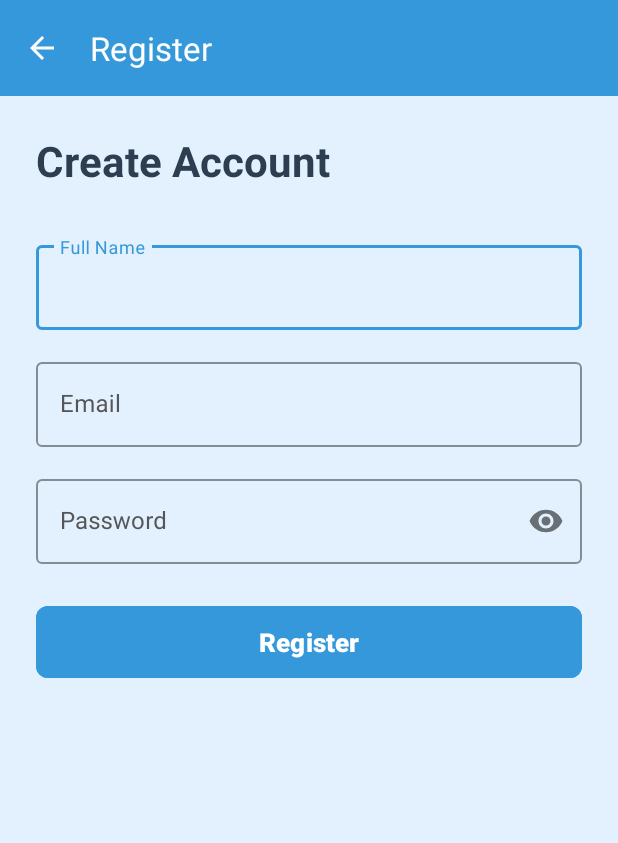
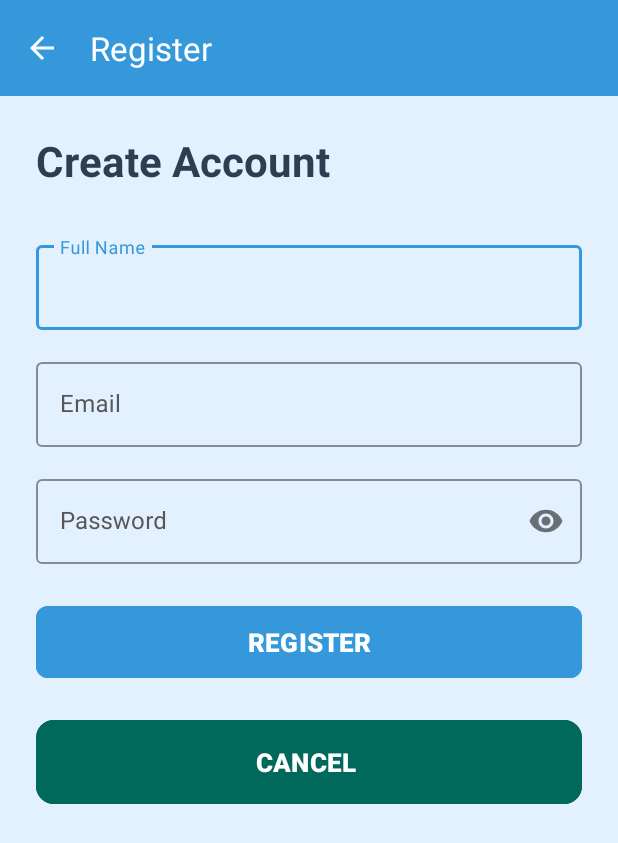
Before and after one commit to SimantDhakalGeorgian/Mobile-APIs-and-Frameworks, an Android app: the RegisterActivity screen opened directly, with no data from a screen before it, on a phone screen of 412 x 824 dp. Shown: the top 843 px of the screen. Run offline under Robolectric (Android 15) with nearby library versions, the light colour scheme and no system bars.

Commit message:
finalized all code and fulfilled all the requirements listed in the assignment docs

```diff
--- a/Assignment 4 Mobile App Secure API/app/src/main/java/com/simant/app/secureapiwithfullcrud/screen/RegisterActivity.java
+++ b/Assignment 4 Mobile App Secure API/app/src/main/java/com/simant/app/secureapiwithfullcrud/screen/RegisterActivity.java
@@ -15,7 +15,7 @@ import com.simant.app.secureapiwithfullcrud.models.User;
 
 public class RegisterActivity extends AppCompatActivity {
     private EditText etFullName, etEmail, etPassword;
-    private Button btnRegister;
+    private Button btnRegister, btnMyCancel;
     private RegisterController registerController;
 
     @Override
@@ -32,6 +32,18 @@ public class RegisterActivity extends AppCompatActivity {
             @Override
             public void onClick(View v) {
                 onBackPressed();
+            }
+        });
+
+        btnMyCancel = findViewById(R.id.btnCancel);
+        btnMyCancel.setOnClickListener(new View.OnClickListener() {
+            @Override
+            public void onClick(View v) {
+                // Navigate to LoginActivity
+                Intent intent = new Intent(RegisterActivity.this, LoginActivity.class);
+                intent.setFlags(Intent.FLAG_ACTIVITY_NEW_TASK | Intent.FLAG_ACTIVITY_CLEAR_TASK);
+                startActivity(intent);
+                finish();
             }
         });
 
@@ -56,6 +68,11 @@ public class RegisterActivity extends AppCompatActivity {
                     public void onSuccess(String message) {
                         Toast.makeText(RegisterActivity.this, message, Toast.LENGTH_SHORT).show();
                         // Handle successful registration, e.g., navigate to the Login screen
+                        // Navigate to LoginActivity
+                        Intent intent = new Intent(RegisterActivity.this, LoginActivity.class);
+                        intent.setFlags(Intent.FLAG_ACTIVITY_NEW_TASK | Intent.FLAG_ACTIVITY_CLEAR_TASK);
+                        startActivity(intent);
+                        finish();
                     }
 
                     @Override
--- a/Assignment 4 Mobile App Secure API/app/src/main/res/layout/activity_register.xml
+++ b/Assignment 4 Mobile App Secure API/app/src/main/res/layout/activity_register.xml
@@ -98,13 +98,26 @@
                 android:id="@+id/btnRegister"
                 android:layout_width="match_parent"
                 android:layout_height="56dp"
-                android:text="Register"
+                android:text="REGISTER"
                 android:textSize="17sp"
                 android:textColor="@color/white"
                 android:textStyle="bold"
                 app:cornerRadius="8dp"
                 android:backgroundTint="#3498DB"/>
 
+            <com.google.android.material.button.MaterialButton
+                android:id="@+id/btnCancel"
+                android:layout_width="match_parent"
+                android:layout_height="64dp"
+                android:text="CANCEL "
+                android:textSize="17sp"
+                android:textColor="@color/white"
+                android:textStyle="bold"
+                app:cornerRadius="12dp"
+                android:layout_marginTop="20sp"
+                android:layout_marginBottom="16dp"
+                android:backgroundTint="#00695C"/>
+
         </LinearLayout>
     </ScrollView>
 </LinearLayout>
```
Also changed, not shown: Assignment 4 Mobile App Secure API/app/src/main/java/com/simant/app/secureapiwithfullcrud/screen/LoginActivity.java (+13 -0 lines), Assignment 4 Mobile App Secure API/app/src/main/res/layout/activity_login.xml (+12 -0 lines).
